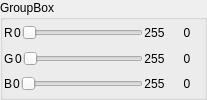
The window that pro/xml/colorbox.ui (zingibertram/igs-l4) describes before a commit, drawn with Qt 5.
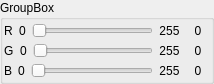
The same window after the commit.

Diff of the .ui file:
```diff
--- a/pro/xml/colorbox.ui
+++ b/pro/xml/colorbox.ui
@@ -2,6 +2,14 @@
 <ui version="4.0">
  <class>ColorBox</class>
  <widget class="QGroupBox" name="ColorBox">
+  <property name="geometry">
+   <rect>
+    <x>0</x>
+    <y>0</y>
+    <width>207</width>
+    <height>84</height>
+   </rect>
+  </property>
   <property name="sizePolicy">
    <sizepolicy hsizetype="Preferred" vsizetype="Minimum">
     <horstretch>0</horstretch>
@@ -34,6 +42,9 @@
      </property>
      <item>
       <layout class="QHBoxLayout" name="hLayout_R">
+       <property name="spacing">
+        <number>6</number>
+       </property>
        <item>
         <widget class="QLabel" name="label_R">
          <property name="text">
@@ -81,6 +92,9 @@
      </item>
      <item>
       <layout class="QHBoxLayout" name="hLayout_G">
+       <property name="spacing">
+        <number>6</number>
+       </property>
        <item>
         <widget class="QLabel" name="label_G">
          <property name="text">
@@ -128,6 +142,9 @@
      </item>
      <item>
       <layout class="QHBoxLayout" name="hLayout_B">
+       <property name="spacing">
+        <number>6</number>
+       </property>
        <item>
         <widget class="QLabel" name="label_B">
          <property name="text">
@@ -179,7 +196,7 @@
     <widget class="QWidget" name="widget_Color" native="true">
      <property name="minimumSize">
       <size>
-       <width>32</width>
+       <width>24</width>
        <height>0</height>
       </size>
      </property>
```
Left out of the diff: 19 changed lines with no effect on the pictures.
